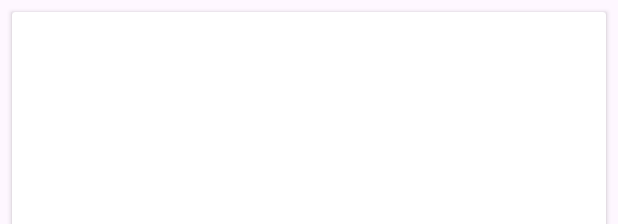
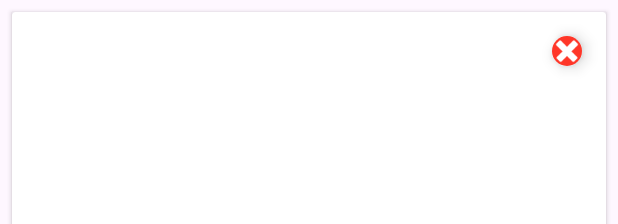
Before and after one commit to yoss8ii/Aalemni, an Android app: the layout image_info.xml on its own in the app's theme, with its tools: preview values and no code run, on a phone screen of 412 x 824 dp. Shown: the top 224 px of the screen. Run offline under Robolectric (Android 15) with nearby library versions, the phone set to English and light mode, and no system bars.

```diff
--- a/app/src/main/java/com/example/aalemni/HistoryActivity.java
+++ b/app/src/main/java/com/example/aalemni/HistoryActivity.java
@@ -59,8 +59,9 @@ public class HistoryActivity extends AppCompatActivity {
                 for (QueryDocumentSnapshot document : task.getResult()) {
                     String imageUrl = document.getString("imageUrl");
                     Date uploadTime = document.getDate("uploadTime");
+                    String imgId = document.getId();
                     if (imageUrl != null && uploadTime != null) {
-                        ImageHandler img = new ImageHandler(imageUrl, uploadTime);
+                        ImageHandler img = new ImageHandler(imageUrl, uploadTime, imgId);
                         imageList.add(img);
                     }
                 }
--- a/app/src/main/res/layout/image_info.xml
+++ b/app/src/main/res/layout/image_info.xml
@@ -1,19 +1,35 @@
 <?xml version="1.0" encoding="utf-8"?>
-<androidx.cardview.widget.CardView
-    xmlns:android="http://schemas.android.com/apk/res/android"
+<androidx.cardview.widget.CardView xmlns:android="http://schemas.android.com/apk/res/android"
     android:layout_width="match_parent"
     android:layout_height="wrap_content"
+    xmlns:app="http://schemas.android.com/apk/res-auto"
     android:padding="8dp"
     android:layout_margin="8dp">
     <LinearLayout
         android:layout_width="match_parent"
         android:layout_height="wrap_content"
         android:orientation="vertical">
-        <ImageView
-            android:id="@+id/photoImageView"
+        <FrameLayout
             android:layout_width="match_parent"
-            android:layout_height="200dp"
-            android:scaleType="centerCrop" />
+            android:layout_height="200dp">
+            <ImageView
+                android:id="@+id/photoImageView"
+                android:layout_width="match_parent"
+                android:layout_weight="1"
+                android:layout_height="200dp"
+                android:scaleType="centerCrop" />
+            <com.google.android.material.floatingactionbutton.FloatingActionButton
+                android:id="@+id/delete"
+                android:layout_width="20dp"
+                android:layout_margin="2dp"
+                android:layout_height="20dp"
+                app:fabCustomSize="20dp"
+                android:backgroundTint="#FF3628"
+                android:layout_gravity="top|right"
+                app:tint="@color/white"
+                app:shapeAppearance="@style/Widget.Material3.CircularProgressIndicator.Small"
+                android:src="@android:drawable/ic_delete" />
+        </FrameLayout>
         <TextView
             android:id="@+id/uploadTimeTextView"
             android:text="Image date and time"
```
Also changed, not shown: app/src/main/java/com/example/aalemni/ImageAdapter.java (+60 -8 lines), app/src/main/java/com/example/aalemni/ImageHandler.java (+6 -1 lines).
